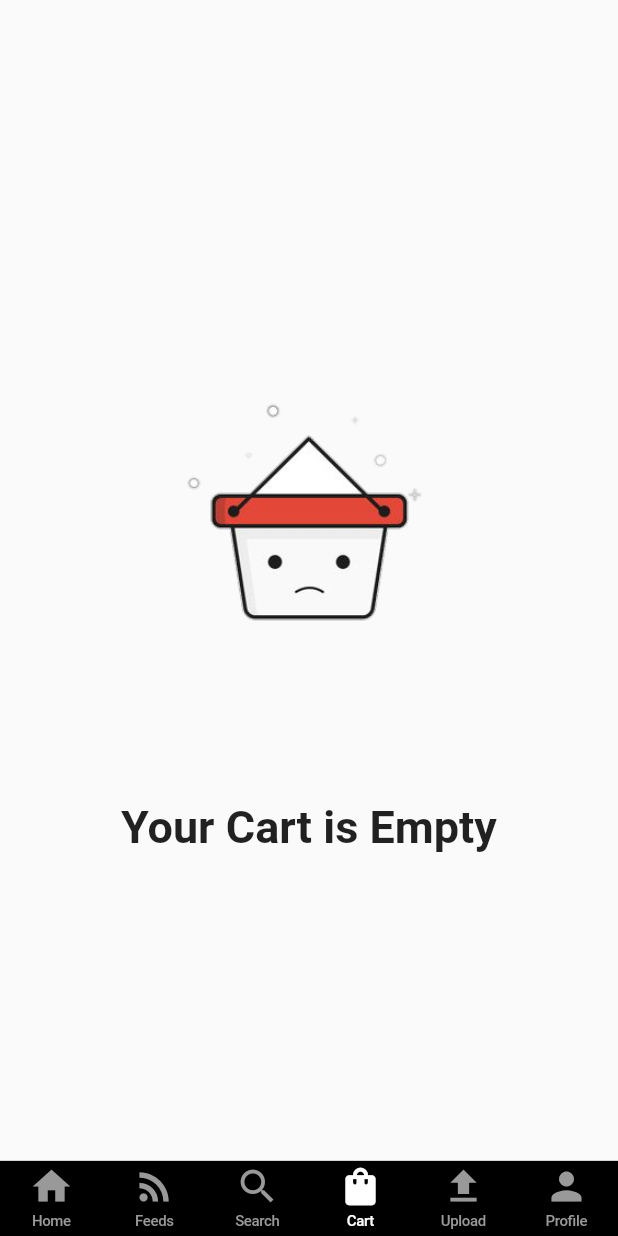
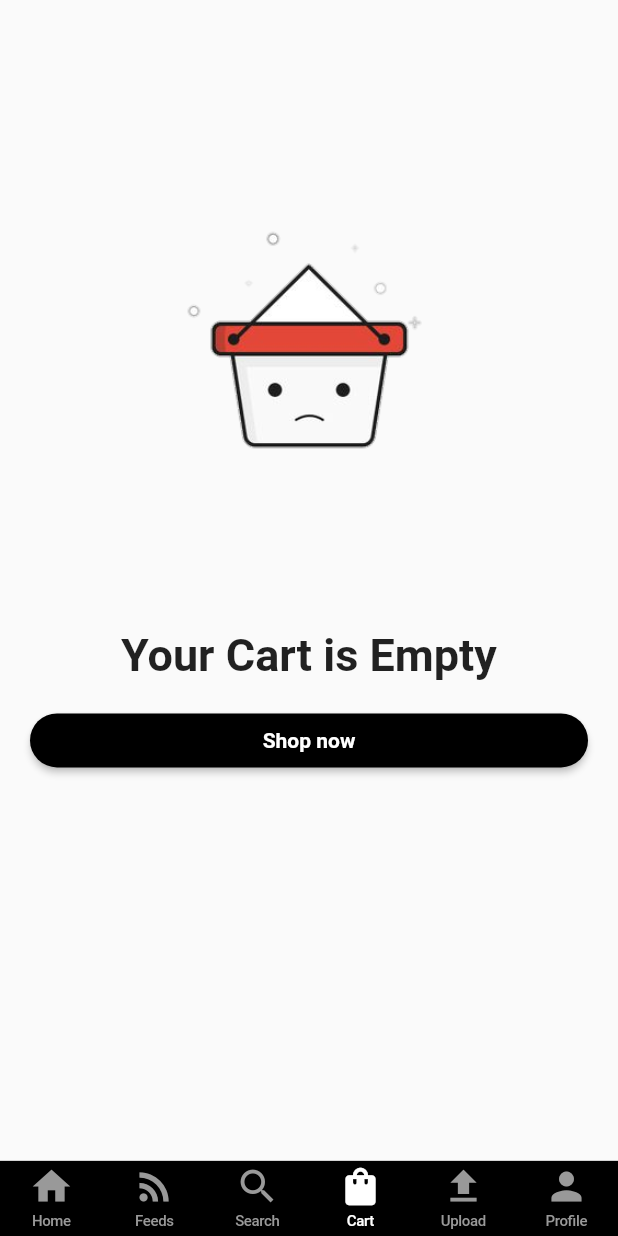
Before and after one commit to mehedi4958/ecommerce01, a Flutter app: the screen it shows after launch, item 4 of the bottom bar chosen, on a phone screen of 412 x 824 dp. Run offline on Flutter 3.47's test engine with Material 2 defaults, Android fonts, the phone set to English and light mode, and no system bars; our stand-ins replace badges, cloud_firestore, firebase_auth, firebase_core, firebase_storage, image_picker; accounts and stored records are empty.

Commit message:
shop now button added to empty cart

```diff
--- a/lib/views/widgets/cart_empty.dart
+++ b/lib/views/widgets/cart_empty.dart
@@ -5,8 +5,9 @@ class CartEmpty extends StatelessWidget {
 
   @override
   Widget build(BuildContext context) {
-    return Column(
-      mainAxisAlignment: MainAxisAlignment.center,
+    return Container(
+      margin: const EdgeInsets.only(top: 90),
+      child: Column(
         children: [
           Container(
             width: double.infinity,
@@ -24,7 +25,30 @@ class CartEmpty extends StatelessWidget {
               fontSize: 30,
             ),
           ),
+          const SizedBox(height: 15),
+          SizedBox(
+            width: MediaQuery.of(context).size.width - 40,
+            child: ElevatedButton(
+              style: ElevatedButton.styleFrom(
+                backgroundColor: Colors.black,
+                shape: RoundedRectangleBorder(
+                  borderRadius: BorderRadius.circular(20),
+                ),
+              ),
+              onPressed: () {},
+              child: const Center(
+                child: Text(
+                  'Shop now',
+                  style: TextStyle(
+                    color: Colors.white,
+                    fontWeight: FontWeight.w600,
+                  ),
+                ),
+              ),
+            ),
+          ),
         ],
+      ),
     );
   }
 }
```
Lines whose indentation alone changed are shown as unchanged.
